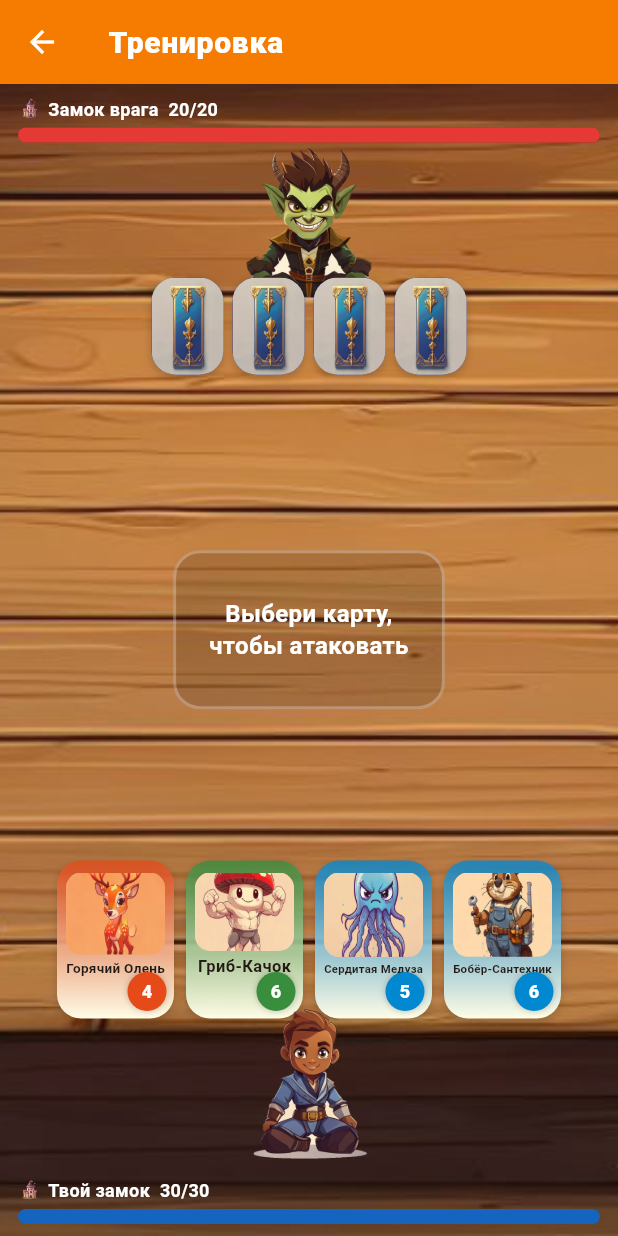
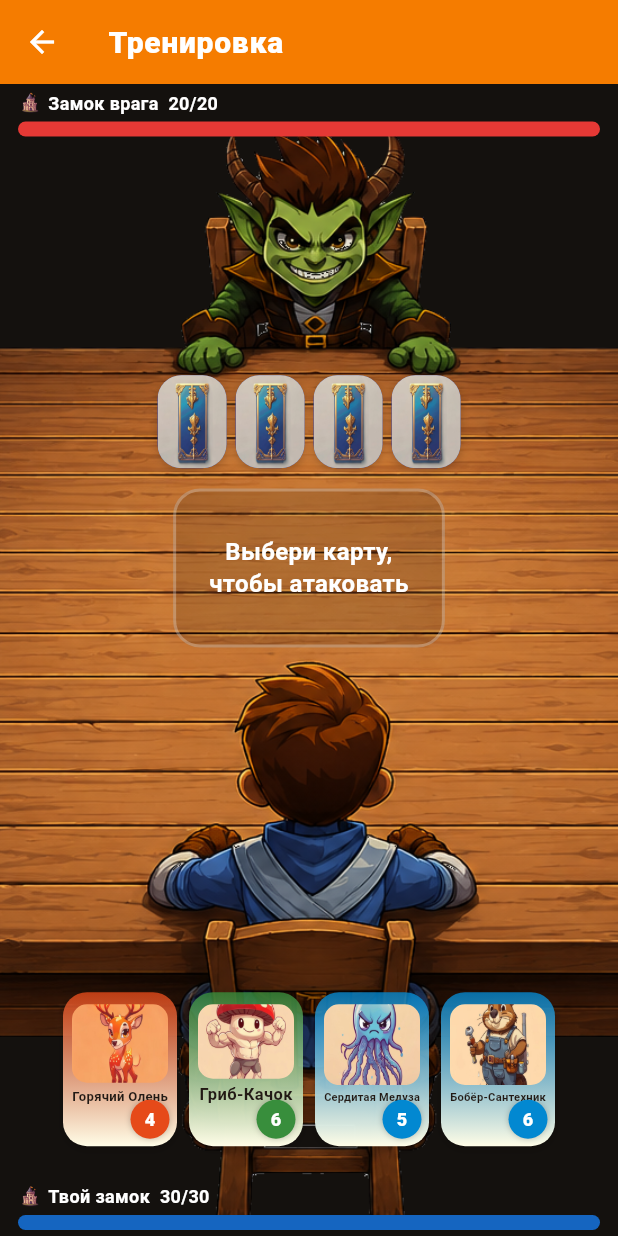
Before and after one commit to AndreyKuleshov/card_game, a Flutter app: the DuelScreen screen opened directly with sample values from the repository, on a phone screen of 412 x 824 dp. Run offline on Flutter 3.47's test engine with Material 3 defaults, Android fonts, the phone set to English and light mode, and no system bars; our stand-ins replace flutter_riverpod, shared_preferences; accounts and stored records are empty; network calls fail.

Commit message:
feat(ui): table-scene duel layout on a solid backdrop
Use the provided duel_layout.png (table with both duelists baked in) as the
duel background on a dark backdrop, with its white background keyed out to
transparent so the backdrop shows through. Overlay UI by fraction of height:
opponent HP top / player HP bottom (pinned), villain's face-down cards on the
upper table, the clash/play area on the open table surface, the player's
tappable hand low in front of the hero. Battle zone shrink-wraps so its
position is controlled by the parent. Drops the separate duelist sprites.

Also ignore .superpowers/ SDD scratch.

Co-Authored-By: Claude Opus 4.8 (1M context) <noreply@anthropic.com>

```diff
--- a/lib/ui/duel_screen.dart
+++ b/lib/ui/duel_screen.dart
@@ -7,7 +7,6 @@ import '../engine/duel_session.dart';
 import '../engine/element.dart';
 import '../engine/game_card.dart';
 import '../state/providers.dart';
-import 'art.dart';
 import 'duel_setup.dart';
 import 'game_assets.dart';
 import 'reward_screen.dart';
@@ -98,29 +97,50 @@ class _DuelScreenState extends ConsumerState<DuelScreen>
     return Scaffold(
       appBar: AppBar(title: Text(widget.node.title)),
       body: Container(
-        // Gradient base doubles as a fallback if the table image is missing.
-        decoration: const BoxDecoration(
-          gradient: LinearGradient(
-            begin: Alignment.topCenter,
-            end: Alignment.bottomCenter,
-            colors: GameColors.tabletopStops,
+        // Solid backdrop behind the scene (fills any transparent/letterboxed area).
+        color: const Color(0xFF14110E),
+        child: Stack(
+          fit: StackFit.expand,
+          children: [
+            // Duel scene: table with both duelists baked in. The table surface
+            // is the play area; UI overlays on top of it.
+            Image.asset(
+              GameAssets.duelLayout,
+              fit: BoxFit.cover,
+              // Nudge the scene slightly right (shows a bit more of the left crop).
+              alignment: const Alignment(-0.045, 0),
+              errorBuilder: (_, _, _) => const SizedBox.shrink(),
             ),
-          image: DecorationImage(
-            image: AssetImage(GameAssets.duelTable),
-            fit: BoxFit.cover,
-            opacity: 0.92,
+            // Overlays positioned by fraction of height so they land on the
+            // baked scene: HP at the edges, the villain's cards on the upper
+            // table, the clash at the table centre, the player's hand on the
+            // lower table (in front of the hero).
+            SafeArea(
+              // expand so the fractional Aligns and edge-pinned HP bars resolve
+              // against the full screen (not a collapsed stack).
+              child: Stack(
+                fit: StackFit.expand,
+                children: [
+                  // Opponent HP — pinned to the very top.
+                  Positioned(
+                    top: 4,
+                    left: 12,
+                    right: 12,
+                    child: HpBar(
+                      current: session.opponentCastleHp,
+                      max: session.opponentConfig.startingCastleHp,
+                      label: 'Замок врага',
+                      color: const Color(0xFFE53935),
                     ),
                   ),
-        child: SafeArea(
-          child: Padding(
-            padding: const EdgeInsets.symmetric(horizontal: 12, vertical: 8),
-            child: Column(
-              children: [
-                // ── TOP: opponent ─────────────────────────────────────
-                _OpponentZone(session: session),
-                const SizedBox(height: 8),
-                // ── CENTER: battle result ─────────────────────────────
-                Expanded(
+                  // Opponent face-down hand — on the table in front of the villain.
+                  Align(
+                    alignment: const Alignment(0, -0.45),
+                    child: _FaceDownHand(count: session.opponentHand.length),
+                  ),
+                  // Clash / play area — open table surface (upper-middle).
+                  Align(
+                    alignment: const Alignment(0, -0.19),
                     child: _BattleZone(
                       result: _lastResult,
                       showReveal: _showReveal,
@@ -129,16 +149,31 @@ class _DuelScreenState extends ConsumerState<DuelScreen>
                       clashProgress: _clashProgress,
                     ),
                   ),
-                const SizedBox(height: 8),
-                // ── BOTTOM: player ────────────────────────────────────
-                _PlayerZone(
-                  session: session,
+                  // Player hand — low, in front of the hero (below his head).
+                  Align(
+                    alignment: const Alignment(0, 0.82),
+                    child: _PlayerHand(
+                      hand: session.playerHand,
                       resolved: _resolved || _animating,
                       onCardTap: (card) => _play(card, session),
+                    ),
+                  ),
+                  // Player HP — pinned to the very bottom.
+                  Positioned(
+                    bottom: 4,
+                    left: 12,
+                    right: 12,
+                    child: HpBar(
+                      current: session.playerCastleHp,
+                      max: session.playerConfig.startingCastleHp,
+                      label: 'Твой замок',
+                      color: const Color(0xFF1565C0),
+                    ),
                   ),
                 ],
               ),
             ),
+          ],
         ),
       ),
     );
@@ -205,50 +240,29 @@ class _DuelScreenState extends ConsumerState<DuelScreen>
 }
 
 // ─────────────────────────────────────────────────────────────────────────────
-// Opponent zone — HP bar + face-down hand
+// Opponent face-down hand — laid on the upper table in front of the villain
 // ─────────────────────────────────────────────────────────────────────────────
 
-class _OpponentZone extends StatelessWidget {
-  final DuelSession session;
+class _FaceDownHand extends StatelessWidget {
+  final int count;
 
-  const _OpponentZone({required this.session});
+  const _FaceDownHand({required this.count});
 
   @override
   Widget build(BuildContext context) {
-    // Villain sits at the far (top) edge of the table; HP scale above him and
-    // his face-down cards laid on the table in front (overlapping his lap), so
-    // he reads as "sitting at the table" rather than floating.
-    return Column(
-      crossAxisAlignment: CrossAxisAlignment.stretch,
-      children: [
-        HpBar(
-          current: session.opponentCastleHp,
-          max: session.opponentConfig.startingCastleHp,
-          label: 'Замок врага',
-          color: const Color(0xFFE53935),
-        ),
-        const SizedBox(height: 2),
-        const Center(child: DuelistPainterView(isOpponent: true, size: 104)),
-        // Cards pulled up to overlap the seated villain (cards on the table).
-        Transform.translate(
-          offset: const Offset(0, -16),
-          child: Center(
-            child: SingleChildScrollView(
+    return SingleChildScrollView(
       scrollDirection: Axis.horizontal,
+      padding: const EdgeInsets.symmetric(horizontal: 12),
       child: Row(
         mainAxisSize: MainAxisSize.min,
         children: [
-                  for (final _ in session.opponentHand)
+          for (var i = 0; i < count; i++)
             const Padding(
               padding: EdgeInsets.symmetric(horizontal: 3),
-                      child: CardBack(width: 48),
+              child: CardBack(width: 46),
             ),
         ],
       ),
-            ),
-          ),
-        ),
-      ],
     );
   }
 }
@@ -275,9 +289,9 @@ class _BattleZone extends StatelessWidget {
   @override
   Widget build(BuildContext context) {
     if (result == null) {
-      // Idle: a defined "table" play area in the centre where cards will clash.
-      return Center(
-        child: Container(
+      // Idle: a defined "table" play area where cards will clash. Returned
+      // unwrapped (no Center) so the parent Align controls its position.
+      return Container(
           margin: const EdgeInsets.symmetric(horizontal: 24, vertical: 8),
           padding: const EdgeInsets.symmetric(horizontal: 22, vertical: 30),
           decoration: BoxDecoration(
@@ -294,7 +308,6 @@ class _BattleZone extends StatelessWidget {
               height: 1.3,
             ),
             textAlign: TextAlign.center,
-          ),
           ),
       );
     }
@@ -359,6 +372,7 @@ class _BattleZone extends StatelessWidget {
     // We map it through a "lunge then return" curve: sin(π*t) for [0..1].
 
     return Column(
+      mainAxisSize: MainAxisSize.min,
       mainAxisAlignment: MainAxisAlignment.center,
       children: [
         Stack(
@@ -551,60 +565,39 @@ class _BattleZone extends StatelessWidget {
 }
 
 // ─────────────────────────────────────────────────────────────────────────────
-// Player zone — HP bar + tappable hand
+// Player hand — tappable cards laid on the lower table in front of the hero
 // ─────────────────────────────────────────────────────────────────────────────
 
-class _PlayerZone extends StatelessWidget {
-  final DuelSession session;
+class _PlayerHand extends StatelessWidget {
+  final List<GameCard> hand;
   final bool resolved;
   final void Function(GameCard) onCardTap;
 
-  const _PlayerZone({
-    required this.session,
+  const _PlayerHand({
+    required this.hand,
     required this.resolved,
     required this.onCardTap,
   });
 
   @override
   Widget build(BuildContext context) {
-    // Top-to-bottom (mirrors the opponent): hand → large character → HP scale.
-    return Column(
-      crossAxisAlignment: CrossAxisAlignment.stretch,
-      children: [
-        Center(
-          child: SingleChildScrollView(
+    return SingleChildScrollView(
       scrollDirection: Axis.horizontal,
+      padding: const EdgeInsets.symmetric(horizontal: 12),
       child: Row(
         mainAxisSize: MainAxisSize.min,
         children: [
-                for (final card in session.playerHand)
+          for (final card in hand)
             Padding(
               padding: const EdgeInsets.symmetric(horizontal: 4),
               child: GameCardView(
                 card: card,
-                      width: 78,
+                width: 76,
                 onTap: resolved ? null : () => onCardTap(card),
               ),
             ),
         ],
       ),
-          ),
-        ),
-        // Hero pulled up slightly so the cards sit on the table in front of him.
-        Transform.translate(
-          offset: const Offset(0, -10),
-          child: const Center(
-            child: DuelistPainterView(isOpponent: false, size: 104),
-          ),
-        ),
-        const SizedBox(height: 2),
-        HpBar(
-          current: session.playerCastleHp,
-          max: session.playerConfig.startingCastleHp,
-          label: 'Твой замок',
-          color: const Color(0xFF1565C0),
-        ),
-      ],
     );
   }
 }
--- a/lib/ui/game_assets.dart
+++ b/lib/ui/game_assets.dart
@@ -29,6 +29,10 @@ class GameAssets {
   /// Wooden-plank table surface used as the duel background.
   static const String duelTable = 'assets/backgrounds/duel_table.png';
 
+  /// Full duel scene: table in perspective with the villain seated at the far
+  /// edge and the hero at the near edge. The table surface is the play area.
+  static const String duelLayout = 'assets/duel/duel_layout.png';
+
   // ── UI icons (replace inline emoji) ──────────────────────────────────────
   static const String iconCrystal = 'assets/icons/icon_crystal.png';
   static const String iconCastle = 'assets/icons/icon_castle.png';
@@ -49,9 +53,7 @@ class GameAssets {
         cardBack,
         castle,
         for (final t in BuildingType.values) building(t),
-        duelist(isOpponent: true),
-        duelist(isOpponent: false),
-        duelTable,
+        duelLayout,
         iconCrystal,
         iconCastle,
       ];
```
Also changed, not shown: assets/duel/duel_layout.png (added), 1 other file. Lines whose indentation alone changed are shown as unchanged.
